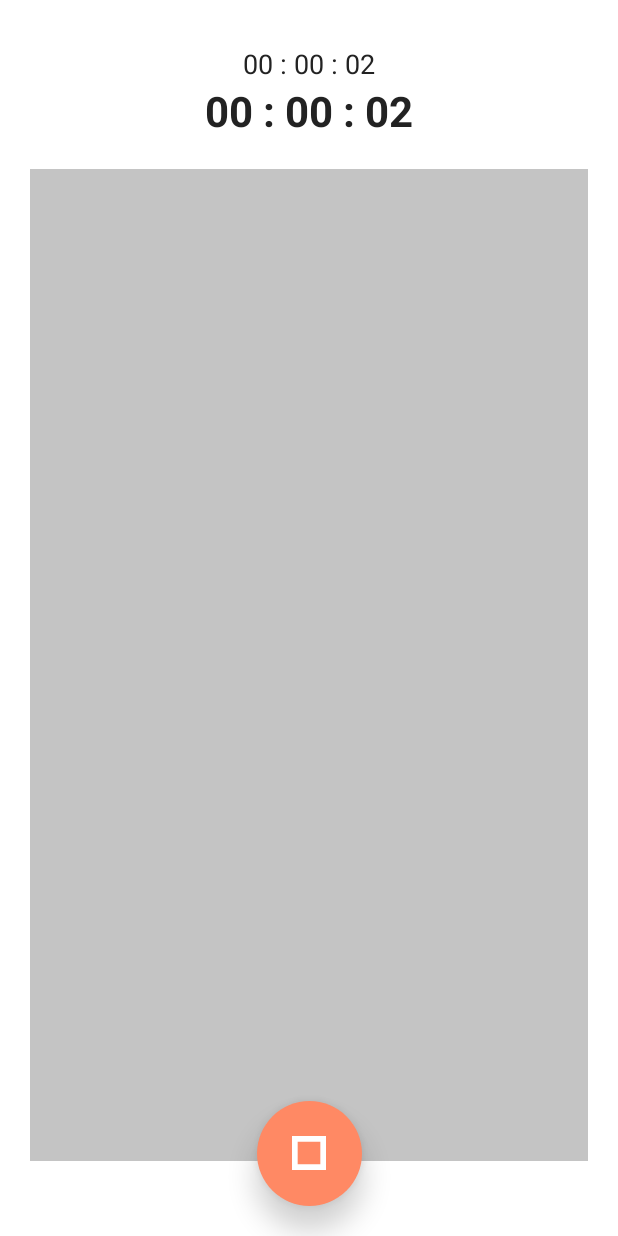
After one commit to junyoungleee/StudyWithCamera, an Android app: the StudyActivity screen opened directly, with no data from a screen before it, on a phone screen of 412 x 824 dp. The commit adds this screen. Run offline under Robolectric (Android 15) with nearby library versions, the phone set to English and light mode, and no system bars.

Commit message:
Timer(누적, 현재) Create & SharedPreferences

```diff
--- a/app/src/main/AndroidManifest.xml
+++ b/app/src/main/AndroidManifest.xml
@@ -3,6 +3,7 @@
     package="com.parklee.studywithcam">
 
     <application
+        android:name=".SWCapplication"
         android:allowBackup="true"
         android:icon="@mipmap/ic_launcher"
         android:label="@string/app_name"
@@ -16,6 +17,7 @@
                 <category android:name="android.intent.category.LAUNCHER" />
             </intent-filter>
         </activity>
+        <activity android:name=".view.ui.StudyActivity"></activity>
     </application>
 
 </manifest>
--- /dev/null
+++ b/app/src/main/java/com/parklee/studywithcam/model/shared/PreferenceUtil.kt
@@ -0,0 +1,17 @@
+package com.parklee.studywithcam.model.shared
+
+import android.content.Context
+import android.content.SharedPreferences
+
+class PreferenceUtil(context: Context) {
+    private val prefs: SharedPreferences = context.getSharedPreferences("timePrefs", 0)
+
+    fun getPrefTime(key: String): Int {
+        return prefs.getInt(key, 0).toInt()
+    }
+
+    fun setPrefTime(key: String, value: Int) {
+        prefs.edit().putInt(key, value).apply()
+    }
+
+}
--- /dev/null
+++ b/app/src/main/java/com/parklee/studywithcam/view/ui/StudyActivity.kt
@@ -0,0 +1,67 @@
+package com.parklee.studywithcam.view.ui
+
+import androidx.appcompat.app.AppCompatActivity
+import android.os.Bundle
+import android.util.Log
+import androidx.core.content.ContextCompat
+import androidx.fragment.app.Fragment
+import androidx.lifecycle.Observer
+import androidx.lifecycle.ViewModelProvider
+import com.parklee.studywithcam.R
+import com.parklee.studywithcam.SWCapplication
+import com.parklee.studywithcam.databinding.ActivityStudyBinding
+import com.parklee.studywithcam.viewmodel.TimerViewModel
+
+class StudyActivity : AppCompatActivity() {
+
+    private lateinit var binding: ActivityStudyBinding
+    private lateinit var timerVM: TimerViewModel
+
+    override fun onCreate(savedInstanceState: Bundle?) {
+        super.onCreate(savedInstanceState)
+        binding = ActivityStudyBinding.inflate(layoutInflater)
+        setContentView(binding.root)
+
+        var init = SWCapplication.pref.getPrefTime("cTime")
+
+        timerVM = ViewModelProvider(this).get(TimerViewModel::class.java)
+        timerVM.startTimer(init)  // 현재 타이머: 0, 누적 타이머: init
+
+        timerVM.nTime.observe(this, Observer { time ->
+            binding.studyNowTv.text = calSecToString(time)
+        })
+
+        timerVM.cTime.observe(this, Observer { time ->
+            binding.studyCumulTv.text = calSecToString(time)
+        })
+
+        // 돌아가기
+        stopTimerButtonAction()
+    }
+
+    //----------------------------------------------------------------------------------
+    private fun calSecToString(time: Int): String {
+        var hour = time / 3600
+        var min = (time - (hour*3600)) / 60
+        var sec = (time - (hour*3600)) % 60
+        return "${makeText(hour)} : ${makeText(min)} : ${makeText(sec)}"
+    }
+
+    private fun makeText(t: Int): String {
+        if (t < 10) return "0${t}" else return "$t"
+    }
+
+    //----------------------------------------------------------------------------------
+    // 타이머 멈춤 & 저장
+    private fun stopTimerButtonAction() {
+        binding.studyTimerButton.setOnClickListener {
+            timerVM.stopTimer()
+
+            SWCapplication.pref.setPrefTime("cTime", timerVM.cTime.value!!.toInt())
+            SWCapplication.pref.setPrefTime("nTime", timerVM.nTime.value!!.toInt())
+
+            finish()
+        }
+    }
+
+}
--- a/app/src/main/java/com/parklee/studywithcam/viewmodel/TimerViewModel.kt
+++ b/app/src/main/java/com/parklee/studywithcam/viewmodel/TimerViewModel.kt
@@ -1,7 +1,54 @@
 package com.parklee.studywithcam.viewmodel
 
+import androidx.lifecycle.LiveData
+import androidx.lifecycle.MutableLiveData
 import androidx.lifecycle.ViewModel
+import androidx.lifecycle.viewModelScope
+import kotlinx.coroutines.Job
+import kotlinx.coroutines.delay
+import kotlinx.coroutines.launch
+import java.util.*
 
 class TimerViewModel : ViewModel() {
 
+    private lateinit var timeTask: Job
+
+    private var nSec: Int = 0
+    private var cSec: Int = 0
+
+    private val _nTime = MutableLiveData<Int>()
+    private val _cTime = MutableLiveData<Int>()
+    val nTime: LiveData<Int>
+        get() = _nTime
+    val cTime: LiveData<Int>
+        get() = _cTime
+
+    init {
+        _nTime.value = nSec
+    }
+
+    fun startTimer(init: Int) {
+        viewModelScope.launch {
+            cSec = init
+            timeTask = viewModelScope.launch {
+                while (true) {
+                    nSec++
+                    cSec++
+                    _nTime.value = nSec
+                    _cTime.value = cSec
+                    delay(1000L)
+                }
+            }
+        }
+    }
+
+    fun stopTimer() {
+        timeTask?.cancel()
+    }
+
+//    fun stopTimer1(initSec: Int = sec) {
+//        timeTask?.cancel()
+//        sec = initSec
+//        _time.value = sec
+//    }
 }
--- a/app/src/main/res/drawable/timer_play_background.xml
+++ b/app/src/main/res/drawable/timer_play_background.xml
@@ -4,7 +4,7 @@
         android:gravity="center">
         <shape
             android:shape="oval">
-            <solid android:color="@color/mainOrange"/>
+            <solid android:color="@color/lightGray"/>
         </shape>
     </item>
     <item
--- a/app/src/main/res/drawable/timer_stop_background.xml
+++ b/app/src/main/res/drawable/timer_stop_background.xml
@@ -4,7 +4,7 @@
         android:gravity="center">
         <shape
             android:shape="oval">
-            <solid android:color="@color/lightGray"/>
+            <solid android:color="@color/mainOrange"/>
         </shape>
     </item>
     <item
--- /dev/null
+++ b/app/src/main/res/layout/activity_study.xml
@@ -0,0 +1,56 @@
+<?xml version="1.0" encoding="utf-8"?>
+<androidx.constraintlayout.widget.ConstraintLayout
+    xmlns:android="http://schemas.android.com/apk/res/android"
+    xmlns:app="http://schemas.android.com/apk/res-auto"
+    xmlns:tools="http://schemas.android.com/tools"
+    android:layout_width="match_parent"
+    android:layout_height="match_parent"
+    tools:context=".view.ui.StudyActivity">
+
+    <TextView
+        android:id="@+id/study_cumul_tv"
+        android:layout_width="match_parent"
+        android:layout_height="wrap_content"
+        android:gravity="center_horizontal"
+        android:layout_marginTop="30dp"
+        android:text="00 : 00 : 00"
+        style="@style/subtitle_text"
+        app:layout_constraintTop_toTopOf="parent"
+        app:layout_constraintRight_toRightOf="parent"
+        app:layout_constraintLeft_toLeftOf="parent"/>
+
+    <TextView
+        android:id="@+id/study_now_tv"
+        android:layout_width="wrap_content"
+        android:layout_height="wrap_content"
+        android:text="00 : 00 : 00"
+        style="@style/timer_text"
+        app:layout_constraintTop_toBottomOf="@id/study_cumul_tv"
+        app:layout_constraintRight_toRightOf="parent"
+        app:layout_constraintLeft_toLeftOf="parent"/>
+
+    <View
+        android:layout_width="match_parent"
+        android:layout_height="0dp"
+        app:layout_constraintTop_toBottomOf="@id/study_now_tv"
+        app:layout_constraintRight_toRightOf="parent"
+        app:layout_constraintLeft_toLeftOf="parent"
+        app:layout_constraintBottom_toBottomOf="parent"
+        android:layout_marginRight="20dp"
+        android:layout_marginLeft="20dp"
+        android:layout_marginTop="20dp"
+        android:layout_marginBottom="50dp"
+        android:background="@color/lightGray"/>
+
+    <ImageButton
+        android:id="@+id/study_timer_button"
+        android:layout_width="70dp"
+        android:layout_height="70dp"
+        android:elevation="10dp"
+        android:background="@drawable/timer_stop_background"
+        android:layout_marginBottom="20dp"
+        app:layout_constraintRight_toRightOf="parent"
+        app:layout_constraintLeft_toLeftOf="parent"
+        app:layout_constraintBottom_toBottomOf="parent"/>
+
+</androidx.constraintlayout.widget.ConstraintLayout>
--- a/app/src/main/res/layout/fragment_group.xml
+++ b/app/src/main/res/layout/fragment_group.xml
@@ -27,15 +27,15 @@
             android:layout_height="wrap_content"
             android:layout_gravity="center"
             android:text="🙂"
-            android:textSize="40sp"/>
+            android:textSize="35sp"/>
 
         <TextView
             android:layout_width="match_parent"
             android:layout_height="wrap_content"
             android:text="아직 서비스 준비중이에요"
+            android:textSize="17dp"
             android:gravity="center"
-            android:layout_marginTop="15dp"
-            style="@style/context_text"/>
+            android:layout_marginTop="15dp"/>
     </LinearLayout>
 
 </LinearLayout>
--- a/app/src/main/res/values/colors.xml
+++ b/app/src/main/res/values/colors.xml
@@ -5,7 +5,7 @@
     <color name="purple_700">#FF3700B3</color>
     <color name="teal_200">#FF03DAC5</color>
     <color name="teal_700">#FF018786</color>
-    <color name="black">#FF2B2B2B</color>
+    <color name="black">#222222</color>
     <color name="white">#FFFFFFFF</color>
 
     <color name="mainOrange">#FF8964</color>
--- a/app/src/main/res/values/themes.xml
+++ b/app/src/main/res/values/themes.xml
@@ -3,7 +3,7 @@
     <style name="Theme.StudyWithCam" parent="Theme.MaterialComponents.DayNight.NoActionBar">
         <!-- Primary brand color. -->
         <item name="colorPrimary">@color/purple_500</item>
-        <item name="colorPrimaryVariant">@color/purple_700</item>
+        <item name="colorPrimaryVariant">@color/white</item>
         <item name="colorOnPrimary">@color/white</item>
         <!-- Secondary brand color. -->
         <item name="colorSecondary">@color/teal_200</item>
@@ -11,23 +11,25 @@
         <item name="colorOnSecondary">@color/black</item>
         <!-- Status bar color. -->
         <item name="android:statusBarColor" tools:targetApi="l">?attr/colorPrimaryVariant</item>
+        <item name="android:windowLightStatusBar" tools:targetApi="m">true</item>
         <!-- Customize your theme here. -->
     </style>
 
 
     <!-- TEXT STYLE -->
     <style name="context_text">
-        <item name="android:color">@color/black</item>
+        <item name="android:textColor">@color/black</item>
         <item name="android:textSize">16sp</item>
     </style>
 
-    <style name="title_text">
-        <item name="android:color">@color/black</item>
+    <style name="title_text" parent="context_text">
+        <item name="android:textColor">@color/black</item>
         <item name="android:textSize">19sp</item>
         <item name="android:textStyle">bold</item>
     </style>
 
-    <style name="subtitle_text" parent="title_text">
+    <style name="subtitle_text">
+        <item name="android:textColor">@color/black</item>
         <item name="android:textSize">18sp</item>
     </style>
 
@@ -40,5 +42,9 @@
         <item name="android:textColor">@color/mainOrange</item>
     </style>
 
+    <style name="timer_text" parent="title_text">
+        <item name="android:textSize">28sp</item>
+    </style>
+
 
 </resources>
```
Also changed, not shown: app/src/main/java/com/parklee/studywithcam/SWCapplication.kt (added, +16 -0 lines), app/src/main/java/com/parklee/studywithcam/view/ui/HomeFragment.kt (+34 -2 lines), app/src/main/java/com/parklee/studywithcam/view/ui/MainActivity.kt (+15 -13 lines), app/src/main/res/drawable/study_background_alert.xml (added, +7 -0 lines), app/src/main/res/layout/activity_main.xml (+5 -4 lines), app/src/main/res/layout/fragment_home.xml (+30 -7 lines), app/src/main/res/layout/fragment_statistic.xml (+83 -0 lines), app/src/main/res/values/strings.xml (+7 -0 lines).
